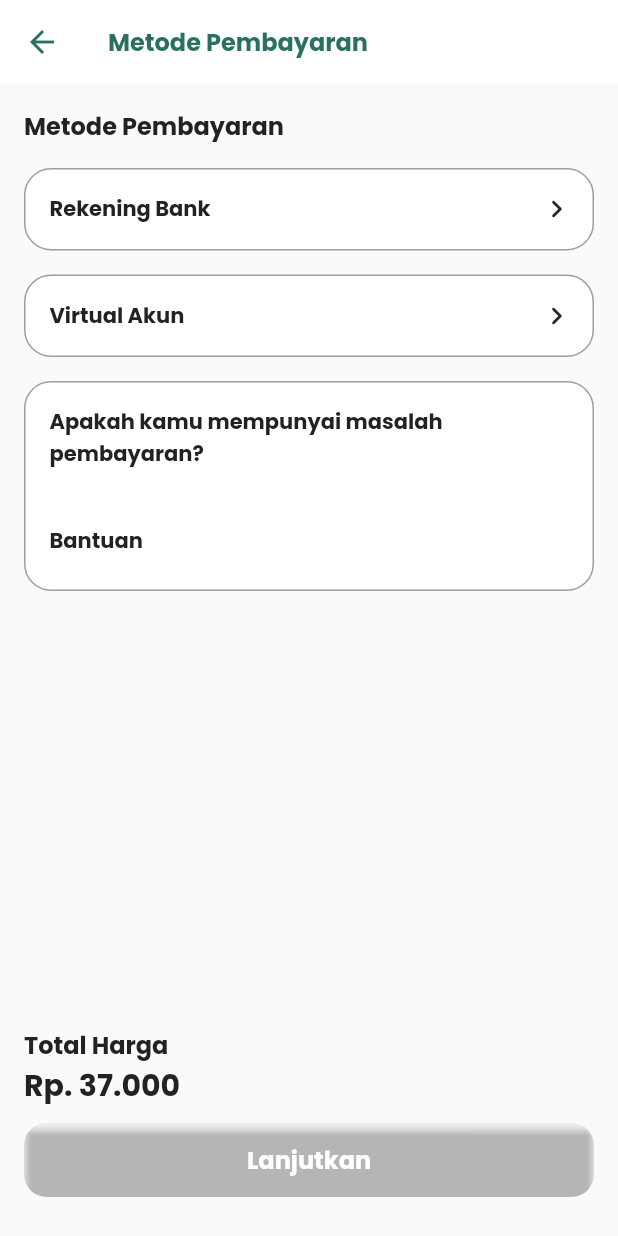
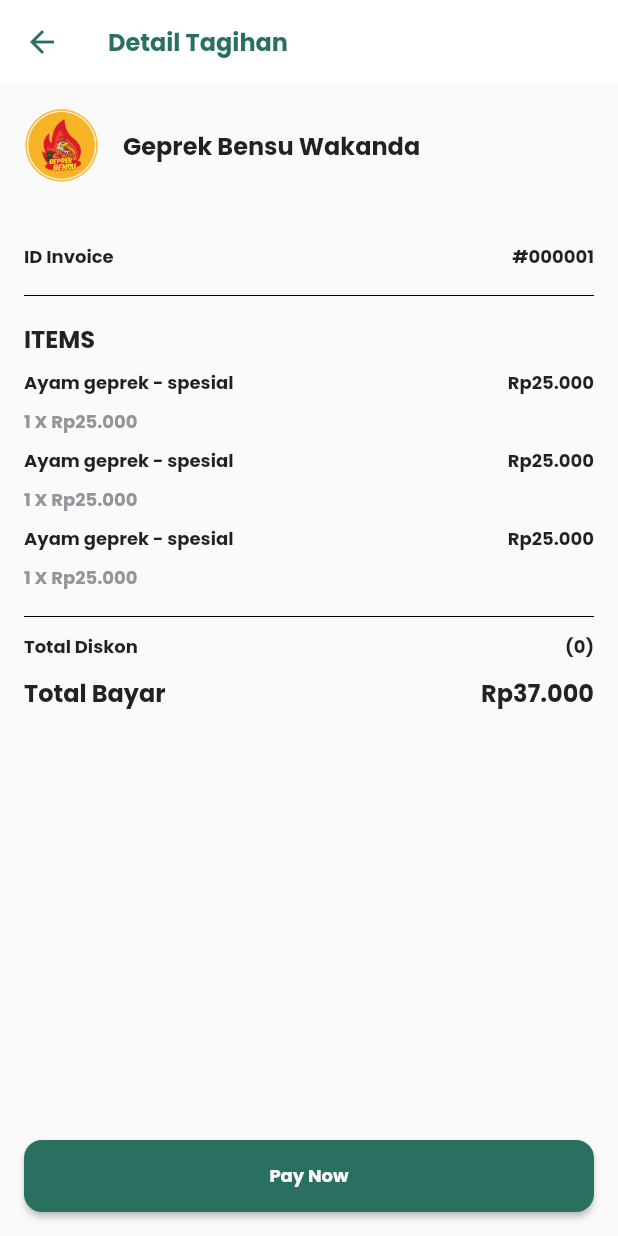
Before and after one commit to Team-20-Alterra/Mobile-Geinterra-Apps, a Flutter app: the screen it shows after launch, on a phone screen of 412 x 824 dp. Run offline on Flutter 3.47's test engine with Material 2 defaults, Android fonts, the phone set to English and light mode, and no system bars; our stand-ins replace email_validator, flutter_svg, google_fonts, hexcolor, shared_preferences; missing offline and left inert: wc_form_validators.

Commit message:
deetail_invoice

```diff
--- a/lib/main.dart
+++ b/lib/main.dart
@@ -1,4 +1,5 @@
 import 'package:flutter/material.dart';
+import 'package:geinterra_apps/ui/detail_invoice/detail_invoice.dart';
 import 'package:geinterra_apps/ui/login/login_screen.dart';
 import 'package:geinterra_apps/ui/pembayaran/metode/metode_pembayaran.dart';
 import 'package:geinterra_apps/ui/utils/routers.dart';
@@ -20,7 +21,7 @@
       theme: ThemeData(
         primarySwatch: Colors.blue,
       ),
-      home: MetodePembayaran(),
+      home: DetailInvoice(),
       onGenerateRoute: (settings) => configRouters(settings),
     );
   }
--- /dev/null
+++ b/lib/ui/detail_invoice/detail_invoice.dart
@@ -0,0 +1,136 @@
+import 'package:flutter/material.dart';
+import 'package:geinterra_apps/ui/widgets/horizontal_text.dart';
+import 'package:geinterra_apps/ui/widgets/my_button.dart';
+
+import '../../theme.dart';
+import '../widgets/circle_img_asset.dart';
+import '../widgets/my_appbar.dart';
+
+class DetailInvoice extends StatelessWidget {
+  const DetailInvoice({Key? key}) : super(key: key);
+
+  @override
+  Widget build(BuildContext context) {
+    return Scaffold(
+      appBar: myAppBar(title: "Detail Tagihan", back: () {}),
+      body: Column(
+        children: [
+          Expanded(
+            flex: 1,
+            child: ListView(
+              padding: const EdgeInsets.all(16),
+              children: [
+                _sectionTitle(context),
+                _sectionInvoiceId(context),
+                _sectionItems(context),
+                _sectionTagihan(context)
+              ],
+            ),
+          ),
+          Container(
+              padding: const EdgeInsets.all(16),
+              child: MyButton(title: "Pay Now", onClick: () {})),
+        ],
+      ),
+    );
+  }
+
+  Widget _sectionTagihan(BuildContext context) {
+    return Column(
+      crossAxisAlignment: CrossAxisAlignment.start,
+      children: [
+        const SizedBox(
+          height: 10,
+        ),
+        const HorizontalText(startText: 'Total Diskon', endText: '(0)'),
+        const SizedBox(
+          height: 10,
+        ),
+        HorizontalText(
+          startText: 'Total Bayar',
+          endText: 'Rp37.000',
+          style: heading6.copyWith(color: textBlack),
+        ),
+      ],
+    );
+  }
+
+  Widget _sectionItems(BuildContext context) {
+    return Column(
+      crossAxisAlignment: CrossAxisAlignment.start,
+      children: [
+        const SizedBox(
+          height: 16,
+        ),
+        Text(
+          'ITEMS',
+          style: heading6.copyWith(color: textBlack),
+        ),
+        _itemView(),
+        _itemView(),
+        _itemView(),
+        const SizedBox(
+          height: 16,
+        ),
+        const Divider(
+          height: 2,
+          color: Colors.black,
+        ),
+      ],
+    );
+  }
+
+  Widget _itemView() {
+    return Column(
+      crossAxisAlignment: CrossAxisAlignment.start,
+      children: [
+        const SizedBox(
+          height: 8,
+        ),
+        const HorizontalText(
+            startText: 'Ayam geprek - spesial', endText: 'Rp25.000'),
+        const SizedBox(
+          height: 8,
+        ),
+        Text(
+          '1 X Rp25.000',
+          style: regular12pt.copyWith(color: textGrey),
+        )
+      ],
+    );
+  }
+
+  Widget _sectionInvoiceId(BuildContext context) {
+    return Column(
+      children: const [
+        SizedBox(
+          height: 40,
+        ),
+        HorizontalText(startText: 'ID Invoice', endText: '#000001'),
+        SizedBox(
+          height: 16,
+        ),
+        Divider(
+          height: 2,
+          color: Colors.black,
+        ),
+      ],
+    );
+  }
+
+  Widget _sectionTitle(BuildContext context) {
+    return Row(
+      children: [
+        const CircleImgAsset(
+            width: 50, height: 50, asset: 'assets/item_img.png'),
+        const SizedBox(
+          width: 16,
+        ),
+        Text(
+          'Geprek Bensu Wakanda',
+          style: regular16pt,
+        ),
+      ],
+    );
+  }
+}
--- a/lib/ui/pembayaran/metode/metode_pembayaran.dart
+++ b/lib/ui/pembayaran/metode/metode_pembayaran.dart
@@ -2,9 +2,11 @@
 import 'package:geinterra_apps/theme.dart';
 import 'package:geinterra_apps/ui/pembayaran/metode/metode_bank.dart';
 import 'package:geinterra_apps/ui/pembayaran/metode/metode_va.dart';
+import 'package:geinterra_apps/ui/widgets/my_appbar.dart';
 
 class MetodePembayaran extends StatefulWidget {
   static const routeName = '/metodepembayaran';
+
   const MetodePembayaran({super.key});
 
   @override
@@ -16,29 +18,7 @@
   Widget build(BuildContext context) {
     Size size = MediaQuery.of(context).size;
     return Scaffold(
-      appBar: AppBar(
-        backgroundColor: Colors.white,
-        elevation: 0.0,
-        leading: IconButton(
-          icon: Icon(
-            Icons.arrow_back,
-            color: Color(0xff297061),
-          ),
-          onPressed: () {
-            // Navigator.pushReplacement(context,
-            //     MaterialPageRoute(builder: (context) => RegisterPage()));
-          },
-        ),
-        title: Column(
-          crossAxisAlignment: CrossAxisAlignment.start,
-          children: [
-            Text(
-              'Metode Pembayaran',
-              style: heading6.copyWith(color: primaryGreen),
-            ),
-          ],
-        ),
-      ),
+      appBar: myAppBar(title: "Metode Pembayaran", back: () {}),
       body: Padding(
         padding: const EdgeInsets.all(16.0),
         child: Column(
@@ -48,7 +28,7 @@
               'Metode Pembayaran',
               style: heading6.copyWith(color: textBlack),
             ),
-            SizedBox(height: 16.0),
+            const SizedBox(height: 16.0),
             Container(
               width: double.infinity,
               decoration: BoxDecoration(
--- a/lib/ui/utils/colors.dart
+++ b/lib/ui/utils/colors.dart
@@ -1,5 +1,8 @@
+import 'dart:ui';
+
 import 'package:hexcolor/hexcolor.dart';
 
 class MyColors {
   static var greenColor = HexColor("#297061");
+  static var myGreen = const Color(0xff297061);
 }
--- /dev/null
+++ b/lib/ui/widgets/horizontal_text.dart
@@ -0,0 +1,32 @@
+import 'package:flutter/material.dart';
+
+import '../../theme.dart';
+
+class HorizontalText extends StatelessWidget {
+  const HorizontalText(
+      {Key? key, required this.startText, required this.endText, this.style})
+      : super(key: key);
+  final String startText;
+  final String endText;
+  final TextStyle? style;
+
+  @override
+  Widget build(BuildContext context) {
+    return Row(
+      children: [
+        Text(
+          startText,
+          style: style ?? regular12pt,
+        ),
+        const Expanded(
+          flex: 1,
+          child: SizedBox(),
+        ),
+        Text(
+          endText,
+          style: style ?? regular12pt,
+        ),
+      ],
+    );
+  }
+}
--- /dev/null
+++ b/lib/ui/widgets/my_appbar.dart
@@ -0,0 +1,26 @@
+import 'package:flutter/material.dart';
+import 'package:geinterra_apps/ui/utils/colors.dart';
+
+import '../../theme.dart';
+
+PreferredSizeWidget myAppBar({required String title, required Function back}) =>
+    AppBar(
+      backgroundColor: Colors.white,
+      elevation: 0.0,
+      leading: IconButton(
+        icon: Icon(
+          Icons.arrow_back,
+          color: MyColors.myGreen,
+        ),
+        onPressed: () => back,
+      ),
+      title: Column(
+        crossAxisAlignment: CrossAxisAlignment.start,
+        children: [
+          Text(
+            title,
+            style: heading6.copyWith(color: primaryGreen),
+          ),
+        ],
+      ),
+    );
--- /dev/null
+++ b/lib/ui/widgets/my_button.dart
@@ -0,0 +1,29 @@
+import 'package:flutter/material.dart';
+import 'package:geinterra_apps/ui/utils/colors.dart';
+
+import '../../theme.dart';
+
+class MyButton extends StatelessWidget {
+  const MyButton({Key? key, required this.title, required this.onClick})
+      : super(key: key);
+  final String title;
+  final Function onClick;
+
+  @override
+  Widget build(BuildContext context) {
+    return ElevatedButton(
+      onPressed: () => onClick,
+      style: ElevatedButton.styleFrom(
+        backgroundColor: MyColors.myGreen,
+        minimumSize: const Size(double.infinity, 48.0),
+        shape: const RoundedRectangleBorder(
+          borderRadius: BorderRadius.all(
+            Radius.circular(12),
+          ),
+        ),
+        textStyle: semibold12pt.copyWith(color: textWhite),
+      ),
+      child: Text(title),
+    );
+  }
+}
```
